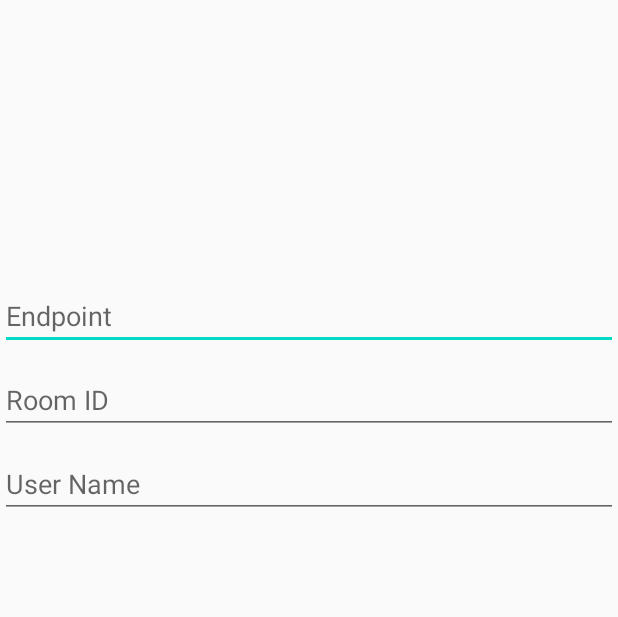
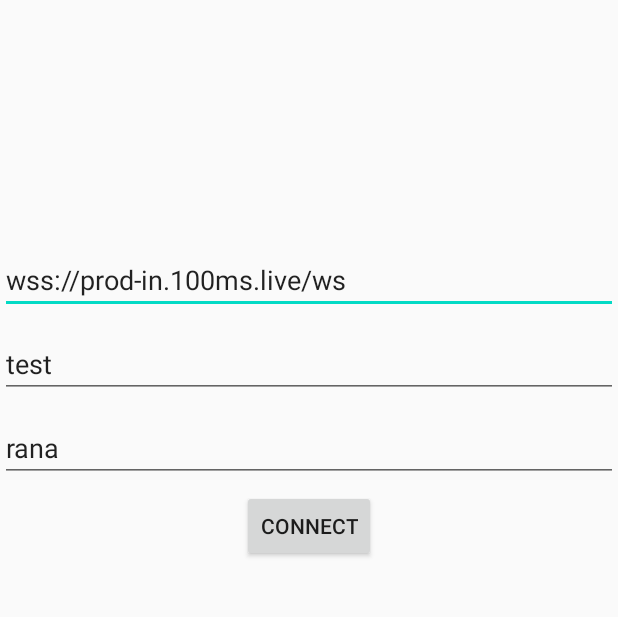
Before and after one commit to ranaaditya/100ms-video-app, an Android app: the screen it shows after launch (MainActivity), on a phone screen of 412 x 824 dp, the part 260-877 px from its top. Run offline under Robolectric (Android 15) with nearby library versions, the phone set to English and light mode, and no system bars.

```diff
--- a/app/src/main/AndroidManifest.xml
+++ b/app/src/main/AndroidManifest.xml
@@ -9,6 +9,7 @@
         android:roundIcon="@mipmap/ic_launcher_round"
         android:supportsRtl="true"
         android:theme="@style/AppTheme">
+        <activity android:name=".RoomActivity"></activity>
         <activity android:name=".MainActivity">
             <intent-filter>
                 <action android:name="android.intent.action.MAIN" />
--- a/app/src/main/res/layout/activity_main.xml
+++ b/app/src/main/res/layout/activity_main.xml
@@ -34,7 +34,8 @@
             android:layout_height="wrap_content"
             android:layout_marginTop="5dp"
             android:layout_marginBottom="5dp"
-            android:hint="Endpoint" />
+            android:hint="Endpoint"
+            android:text="wss://prod-in.100ms.live/ws" />
 
         <EditText
             android:id="@+id/mainRoomId"
@@ -42,7 +43,8 @@
             android:layout_height="wrap_content"
             android:layout_marginTop="5dp"
             android:layout_marginBottom="5dp"
-            android:hint="Room ID" />
+            android:hint="Room ID"
+            android:text="test" />
 
         <EditText
             android:id="@+id/mainUserName"
@@ -50,7 +52,14 @@
             android:layout_height="wrap_content"
             android:layout_marginTop="5dp"
             android:layout_marginBottom="5dp"
-            android:hint="User Name" />
+            android:hint="User Name"
+            android:text="rana" />
+        <Button
+            android:id="@+id/mainConnectButton"
+            android:layout_width="wrap_content"
+            android:layout_height="wrap_content"
+            android:layout_gravity="center"
+            android:text="Connect"/>
 
     </LinearLayout>
 </androidx.constraintlayout.widget.ConstraintLayout>
```
Also changed, not shown: app/build.gradle (+15 -0 lines), app/src/main/java/com/ranaaditya/hms_video_app/MainActivity.kt (+88 -1 lines), app/src/main/java/com/ranaaditya/hms_video_app/RoomActivity.kt (added, +11 -0 lines), app/src/main/res/layout/activity_room.xml (added, +9 -0 lines).
